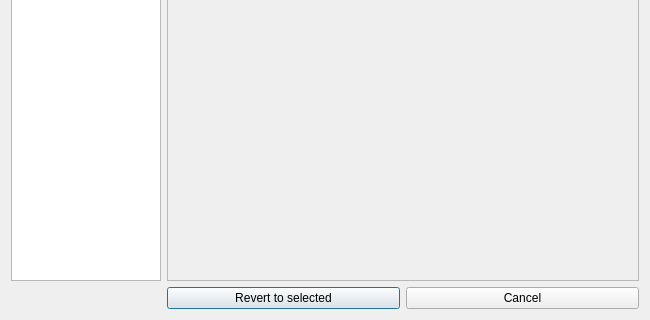
First picture: the form in randovania/gui/ui_files/preset_history_dialog.ui, repository randovania/randovania, before the edit; both pictures show x 0 to 650 and y 155 to 475 of the 650 by 475 pixel window.
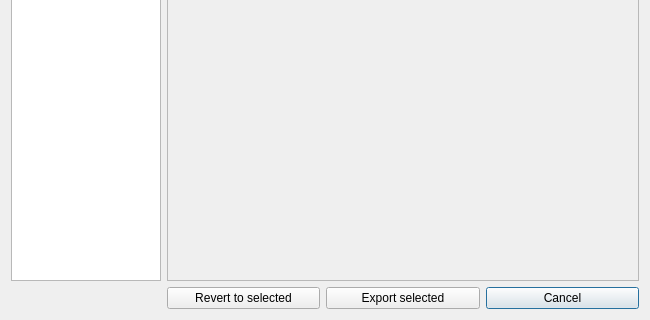
Second picture: the form after the edit.

Commit message: Add option to export old version

The edit to the form file:
```diff
--- a/randovania/gui/ui_files/preset_history_dialog.ui
+++ b/randovania/gui/ui_files/preset_history_dialog.ui
@@ -20,6 +20,13 @@
    <string>Preset History</string>
   </property>
   <layout class="QGridLayout" name="gridLayout">
+   <item row="3" column="3">
+    <widget class="QPushButton" name="cancel_button">
+     <property name="text">
+      <string>Cancel</string>
+     </property>
+    </widget>
+   </item>
    <item row="3" column="1">
     <widget class="QPushButton" name="accept_button">
      <property name="text">
@@ -43,7 +50,7 @@
      </property>
     </widget>
    </item>
-   <item row="0" column="1" colspan="2">
+   <item row="0" column="1" colspan="3">
     <widget class="QScrollArea" name="scroll_area">
      <property name="widgetResizable">
       <bool>true</bool>
@@ -88,9 +95,9 @@
     </widget>
    </item>
    <item row="3" column="2">
-    <widget class="QPushButton" name="cancel_button">
+    <widget class="QPushButton" name="export_button">
      <property name="text">
-      <string>Cancel</string>
+      <string>Export selected</string>
      </property>
     </widget>
    </item>
```
The commit also changes 1 other file.
